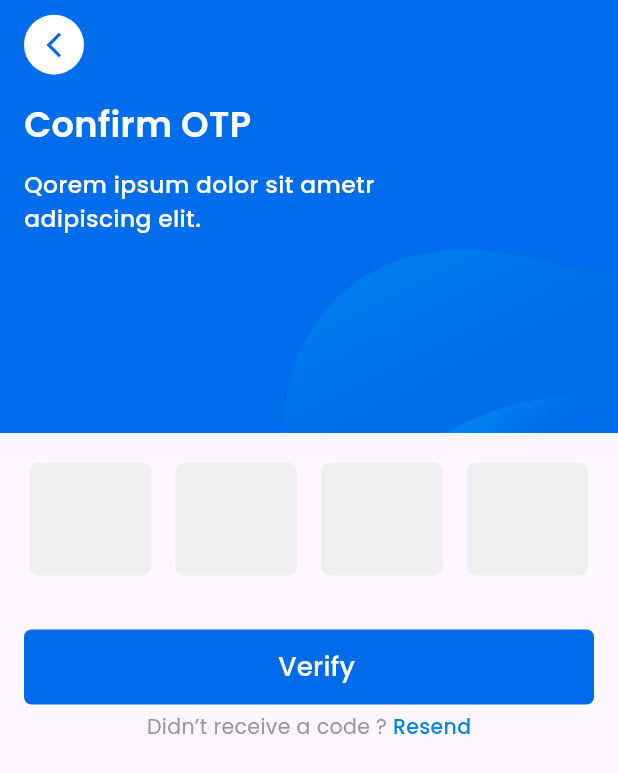
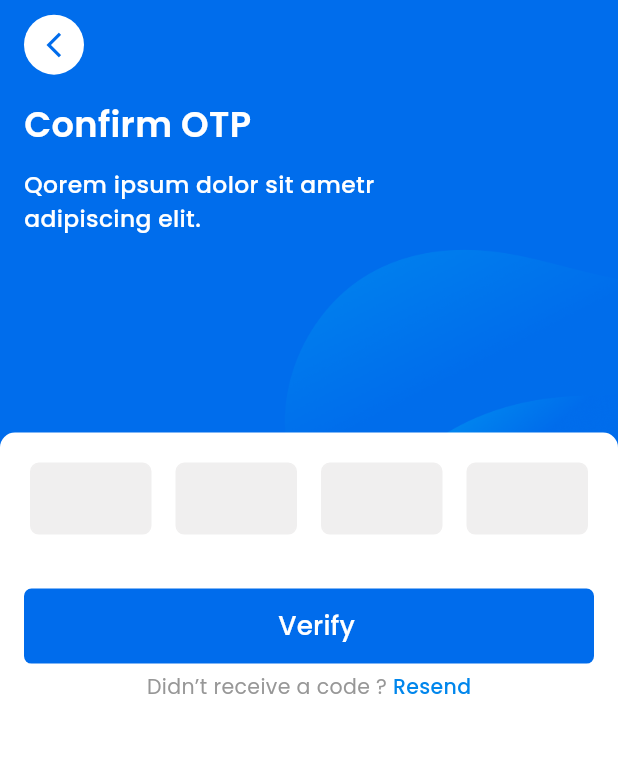
Before and after one commit to Butomy/QR_Talkie, a Flutter app: the Confirmpage screen opened directly, on a phone screen of 412 x 824 dp. Shown: the top 773 px of the screen. Run offline on Flutter 3.47's test engine with Material 2 defaults, Android fonts, the phone set to English and light mode, and no system bars; drawn by our look-alikes of pin_input_text_field; our stand-ins replace device_preview, flutter_screenutil.

Commit message:
otp screen

```diff
--- a/lib/presentation/screens/sign_up/confirm_otp.dart
+++ b/lib/presentation/screens/sign_up/confirm_otp.dart
@@ -20,6 +20,7 @@ class _ConfirmpageState extends State<Confirmpage> {
   @override
   Widget build(BuildContext context) {
     return Scaffold(
+      backgroundColor: primaryColor,
       body: SingleChildScrollView(
         child: SizedBox(
           height: MediaQuery.of(context).size.height,
@@ -71,17 +72,25 @@ class _ConfirmpageState extends State<Confirmpage> {
                   ],
                 ),
               ),
-              SizedBox(
-                height: 118.h,
-                child: Padding(
+              Flexible(
+                child: Container(
+                  decoration: const BoxDecoration(
+                      color: white,
+                      borderRadius: BorderRadius.only(
+                          topLeft: Radius.circular(10),
+                          topRight: Radius.circular(10))),
+                  child: Column(
+                    children: [
+                      Padding(
                         padding: const EdgeInsets.all(20),
                         child: PinInputTextField(
                             pinLength: 4,
                             decoration: BoxLooseDecoration(
-                          strokeColorBuilder: const FixedColorBuilder(greyef),
+                                strokeColorBuilder:
+                                    const FixedColorBuilder(greyef),
                                 radius: Radius.circular(6.r),
-                          bgColorBuilder: const FixedColorBuilder(greyef))),
-                ),
+                                bgColorBuilder:
+                                    const FixedColorBuilder(greyef))),
                       ),
                       // const Spacer(),
                       Padding(
@@ -138,6 +147,10 @@ class _ConfirmpageState extends State<Confirmpage> {
                     ],
                   ),
                 ),
+              )
+            ],
+          ),
+        ),
       ),
     );
   }
```
Lines whose indentation alone changed are shown as unchanged.
